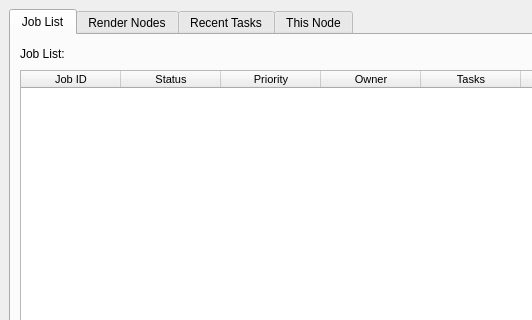
This is ui/UI_FarmView.ui in david2777/DPS_Hydra as Qt 5 draws it before an edit; both pictures show x 0 to 532 and y 0 to 320 of the 1294 by 729 pixel window. The edited form follows.
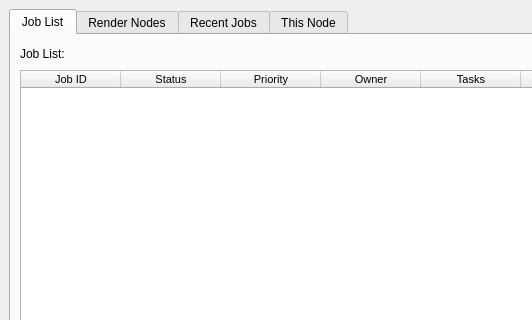
This is the edited form.

Commit message: Major changes to job/task ticketing and SQL

Diff of the .ui file:
```diff
--- a/ui/UI_FarmView.ui
+++ b/ui/UI_FarmView.ui
@@ -446,7 +446,7 @@
       </widget>
       <widget class="QWidget" name="jobsTab">
        <attribute name="title">
-        <string>Recent Tasks</string>
+        <string>Recent Jobs</string>
        </attribute>
        <layout class="QGridLayout" name="gridLayout_5">
         <item row="0" column="0">
```
The commit also changes 9 other files.
